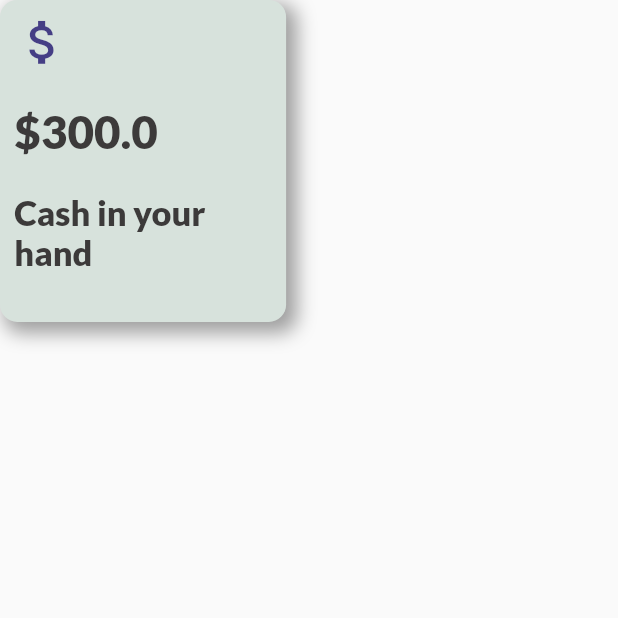
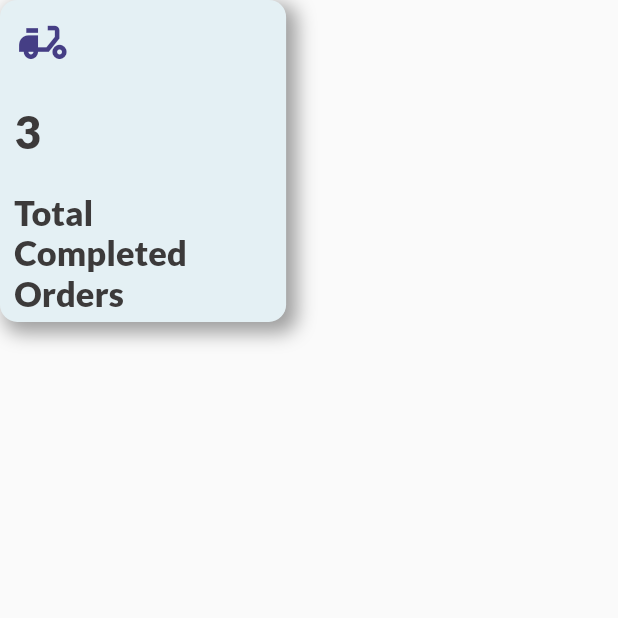
Before and after one commit to Squad-Head/flutter_multivendor_food_delivery_app, a Flutter app: the screen it shows after launch, on a phone screen of 412 x 824 dp, the top half of it. Run offline on Flutter 3.47's test engine with Material 2 defaults, Android fonts, the phone set to English and light mode, and no system bars; our stand-ins replace firebase_core, flutter_screenutil, google_fonts; accounts and stored records are empty.

Commit message:
Fix: Rendering Issue fixed

```diff
--- a/multivendor_food_delivery_customer/lib/main.dart
+++ b/multivendor_food_delivery_customer/lib/main.dart
@@ -24,7 +24,7 @@ class MyApp extends StatelessWidget {
         home: Scaffold(
           body: SafeArea(
             child: DeliveryTrackingWidget(
-                deliveryTrackingModel: deliveryModelList[3]),
+                deliveryTrackingModel: deliveryModelList[0]),
           ),
         ),
       ),
--- a/multivendor_food_delivery_customer/lib/presentation/delivery_tracking_widget.dart
+++ b/multivendor_food_delivery_customer/lib/presentation/delivery_tracking_widget.dart
@@ -12,7 +12,6 @@ class DeliveryTrackingWidget extends StatelessWidget {
 
   @override
   Widget build(BuildContext context) {
-    print(deliveryTrackingModel.order);
     return Container(
       padding: EdgeInsets.all(25.w),
       height: 500.h,
--- a/multivendor_food_delivery_customer/lib/presentation/demo_delivery_tracking_model.dart
+++ b/multivendor_food_delivery_customer/lib/presentation/demo_delivery_tracking_model.dart
@@ -30,9 +30,9 @@ List deliveryModelList = [
     order: 8,
     titleText: 'Total Pending Orders',
     icon: Icon(
-      Icons.queue,
+      Icons.pending_actions,
       size: 100.sp,
-      color: const Color.fromARGB(255, 51, 189, 139),
+      color: const Color.fromARGB(255, 7, 7, 86),
     ),
     backgroundColor: const Color(0xFFd3bdd4),
   ),
@@ -40,7 +40,7 @@ List deliveryModelList = [
     order: 1,
     titleText: 'Todays Order',
     icon: Icon(
-      Icons.calendar_view_day_sharp,
+      Icons.calendar_month,
       size: 100.sp,
       color: const Color.fromARGB(255, 69, 62, 133),
     ),
```
